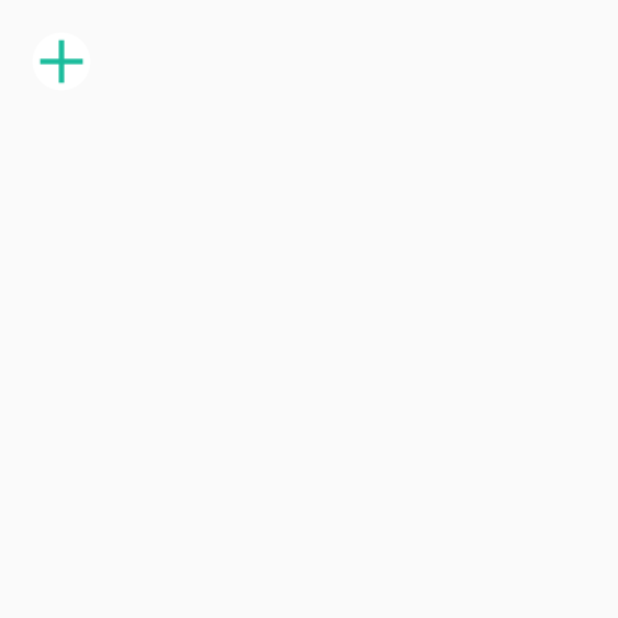
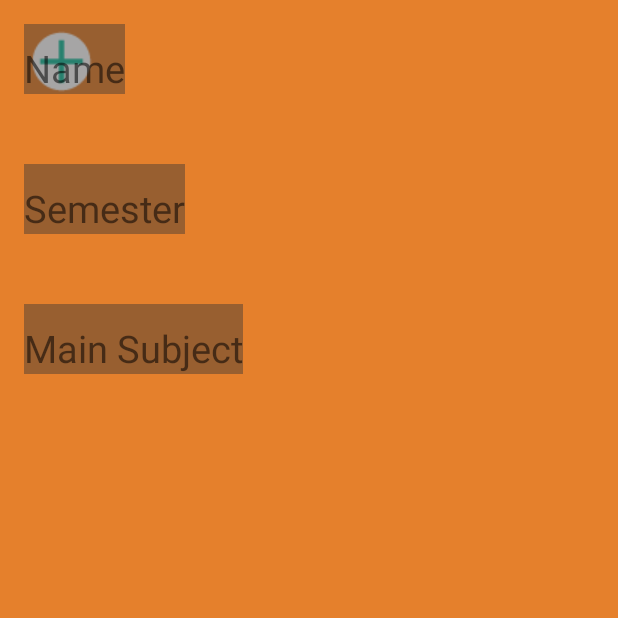
Before and after one commit to Aldu94/studdy_buddy, an Android app: the Profile screen opened directly, with no data from a screen before it, on a phone screen of 412 x 824 dp, the top half of it. Before the commit the part shown is almost empty. Run offline under Robolectric (Android 15) with nearby library versions, the phone set to English and light mode, and no system bars; plain views replace PercentRelativeLayout.

Commit message:
Re-Design for Profile- and AddProfile-Activity new data structure for Profile- and AddProfile-Activity

```diff
--- a/StudBud/app/src/main/java/com/studbud/studbud/Profile.java
+++ b/StudBud/app/src/main/java/com/studbud/studbud/Profile.java
@@ -5,9 +5,13 @@ import android.os.Bundle;
 import android.support.v7.app.AppCompatActivity;
 import android.view.View;
 import android.widget.ImageButton;
+import android.widget.TextView;
 
 public class Profile extends AppCompatActivity {
 
+    private TextView nameView;
+    private TextView semesterView;
+    private TextView mainSubjectView;
     private ImageButton newProfileButton;
 
 
@@ -17,6 +21,33 @@ public class Profile extends AppCompatActivity {
         setContentView(R.layout.activity_profile);
         setupUI();
         onNewProfileClicked();
+        getDataFromAddedProfile();
+    }
+
+
+    // method to read data from the AddProfile-activity
+    // (create user object and safe it in database)
+
+    private void getDataFromAddedProfile(){
+        Intent intent = getIntent();
+        Bundle extras = intent.getExtras();
+
+        if (extras != null){
+            String userName = extras.getString("username");
+            nameView.setText(userName);
+            int userSemester = extras.getInt("semester");
+            semesterView.setText(String.valueOf(userSemester));
+            long userMainSubjectId = extras.getLong("subjectID");
+            if (userMainSubjectId == 0){
+                mainSubjectView.setText("Informationswissenschaft");
+            } else{
+                mainSubjectView.setText("Medieninformatik");
+            }
+
+            User user = new User(userName,userSemester,userMainSubjectId);
+            //safe user in database
+        }
+
     }
 
 
@@ -25,6 +56,9 @@ public class Profile extends AppCompatActivity {
 
     private void setupUI(){
         newProfileButton = (ImageButton)findViewById(R.id.new_profile_button);
+        nameView = (TextView)findViewById(R.id.profile_name);
+        semesterView = (TextView)findViewById(R.id.profile_semester);
+        mainSubjectView = (TextView)findViewById(R.id.profile_main_subject);
     }
 
 
--- a/StudBud/app/src/main/res/layout/content_profile.xml
+++ b/StudBud/app/src/main/res/layout/content_profile.xml
@@ -11,7 +11,8 @@
     app:layout_behavior="@string/appbar_scrolling_view_behavior"
     tools:context=".Profile"
     tools:showIn="@layout/activity_profile"
-    android:backgroundTint="#e5802c">
+    android:backgroundTint="#e5802c"
+    android:background="#000000">
 
 
 
@@ -20,10 +21,87 @@
     android:layout_height="wrap_content"
     android:id="@+id/new_profile_button"
     app:layout_marginTopPercent ="85%"
-    app:layout_marginLeftPercent ="90%"
-    app:layout_widthPercent ="20%"
-    app:layout_heightPercent = "20%"
+    app:layout_marginLeftPercent ="85%"
+    app:layout_widthPercent ="25%"
+    app:layout_heightPercent = "25%"
     android:src="@drawable/plus"
     android:background="#00ffffff"/>
 
+    <TextView
+        android:layout_width="wrap_content"
+        android:layout_height="wrap_content"
+        app:layout_widthPercent ="100%"
+        app:layout_heightPercent ="10%"
+        android:id="@+id/profile_name_title"
+        android:text="@string/profile_name"
+        android:textAlignment="center"
+        android:paddingTop="12dp"
+        android:textSize="25sp"
+        android:background="#71373535"
+        app:layout_marginTopPercent="5%"/>
+
+    <TextView
+        android:layout_width="wrap_content"
+        android:layout_height="wrap_content"
+        app:layout_widthPercent ="100%"
+        app:layout_heightPercent ="10%"
+        android:layout_below="@+id/profile_name_title"
+        android:id="@+id/profile_name"
+        android:paddingTop="12dp"
+        android:textSize="25sp"
+        android:textAlignment="center" />
+
+    <TextView
+        android:layout_width="wrap_content"
+        android:layout_height="wrap_content"
+        app:layout_widthPercent ="100%"
+        app:layout_heightPercent ="10%"
+        android:id="@+id/profile_semester_title"
+        android:text="@string/profile_semester"
+        android:layout_below="@+id/profile_name"
+        android:textAlignment="center"
+        android:paddingTop="12dp"
+        android:textSize="25sp"
+        android:background="#71373535"
+        app:layout_marginTopPercent="5%"/>
+
+    <TextView
+        android:layout_width="wrap_content"
+        android:layout_height="wrap_content"
+        app:layout_widthPercent ="100%"
+        app:layout_heightPercent ="10%"
+        android:layout_below="@+id/profile_semester_title"
+        android:id="@+id/profile_semester"
+        android:paddingTop="12dp"
+        android:textSize="25sp"
+        android:textAlignment="center" />
+
+    <TextView
+        android:layout_width="wrap_content"
+        android:layout_height="wrap_content"
+        app:layout_widthPercent ="100%"
+        app:layout_heightPercent ="10%"
+        android:id="@+id/profile_main_subject_title"
+        android:text="@string/profile_main_subject"
+        android:layout_below="@+id/profile_semester"
+        android:textAlignment="center"
+        android:paddingTop="12dp"
+        android:textSize="25sp"
+        android:background="#71373535"
+        app:layout_marginTopPercent="5%"/>
+
+    <TextView
+        android:layout_width="wrap_content"
+        android:layout_height="wrap_content"
+        app:layout_widthPercent ="100%"
+        app:layout_heightPercent ="10%"
+        android:layout_below="@+id/profile_main_subject_title"
+        android:id="@+id/profile_main_subject"
+        android:paddingTop="12dp"
+        android:textSize="25sp"
+        android:textAlignment="center" />
+
+
+
+
 </android.support.percent.PercentRelativeLayout>
--- a/StudBud/app/src/main/res/values/strings.xml
+++ b/StudBud/app/src/main/res/values/strings.xml
@@ -32,6 +32,11 @@
     <string name="friday">Friday</string>
     <string name="saturday">Saturday</string>
     <string name="sunday">Sunday</string>
+
+
+    <string name="profile_name">Name</string>
+    <string name="profile_semester">Semester</string>
+    <string name="profile_main_subject">Main Subject</string>
 
 
 
```
Also changed, not shown: StudBud/app/src/main/java/com/studbud/studbud/AddProfile.java (+25 -16 lines), StudBud/app/src/main/res/layout/content_add_profile.xml (+11 -8 lines), StudBud/app/src/main/res/drawable/save.png.
